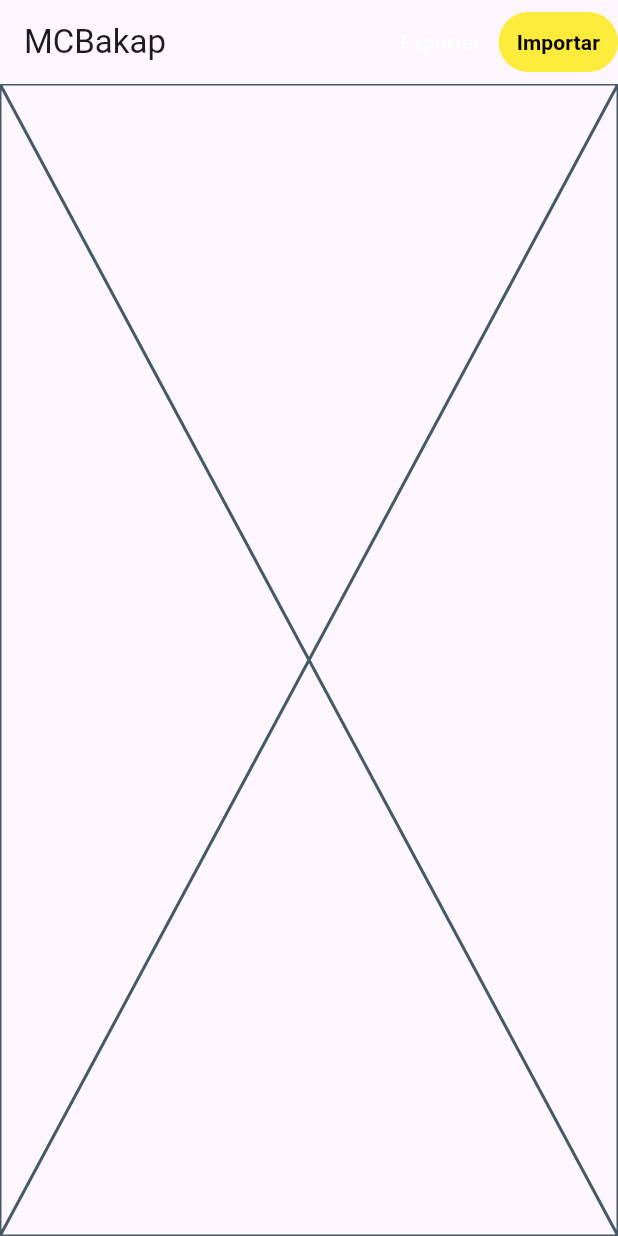
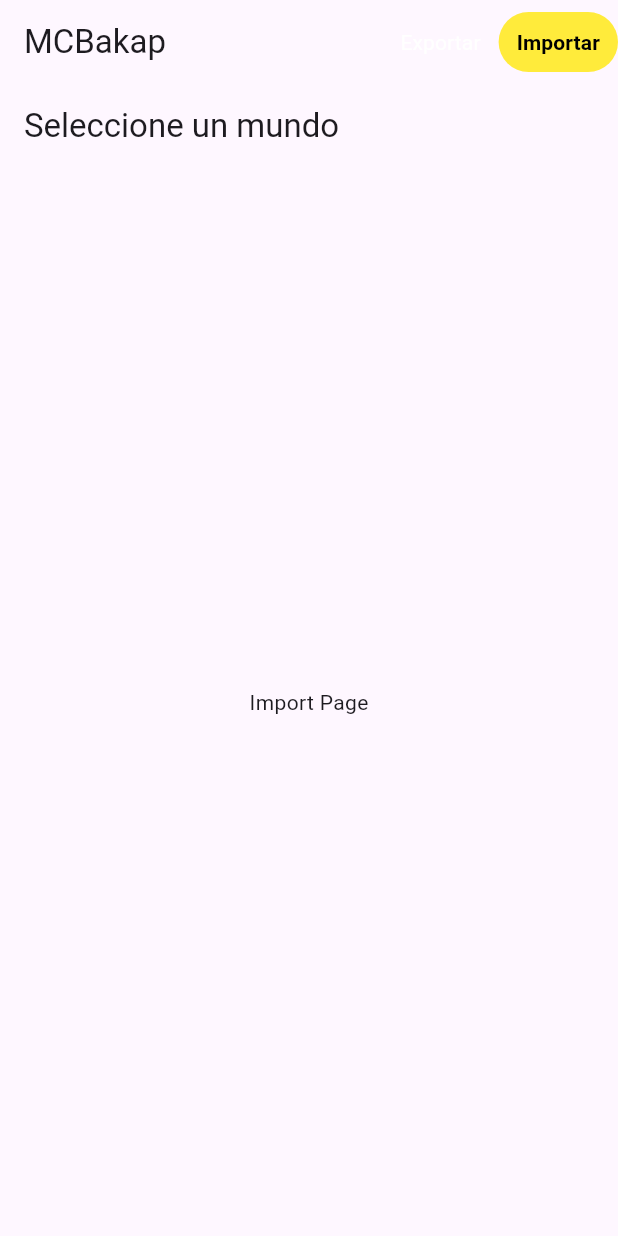
Before and after one commit to xderrisk/mcbakap, a Flutter app: the screen it shows after launch, after a tap on "Importar", on a phone screen of 412 x 824 dp. Run offline on Flutter 3.47's test engine with Material 3 defaults, Android fonts, the light colour scheme and no system bars; our stand-ins replace permission_handler.

Commit message:
permission handler and path provider

```diff
--- a/lib/pages/export.dart
+++ b/lib/pages/export.dart
@@ -1,4 +1,7 @@
+import 'dart:io';
 import 'package:flutter/material.dart';
+import 'package:mcbakap/utils/permission.dart';
+import 'package:path_provider/path_provider.dart';
 
 class ExportPage extends StatefulWidget {
   const ExportPage({super.key});
@@ -8,8 +11,97 @@ class ExportPage extends StatefulWidget {
 }
 
 class _ExportPageState extends State<ExportPage> {
+  final PermissionService _permissionService = PermissionService();
+  List<FileSystemEntity> _files = [];
+  bool _hasPermission = false;
+  bool _isLoading = true;
+
+  @override
+  void initState() {
+    super.initState();
+    _checkPermission();
+  }
+
+  Future<void> _checkPermission() async {
+    final hasPermission = await _permissionService.checkPermission();
+    if (hasPermission) {
+      await _loadFiles();
+    }
+    setState(() {
+      _hasPermission = hasPermission;
+      _isLoading = false;
+    });
+  }
+
+  Future<void> _requestPermission() async {
+    final hasPermission = await _permissionService.requestPermission();
+    if (hasPermission) {
+      await _loadFiles();
+    }
+    setState(() {
+      _hasPermission = hasPermission;
+    });
+  }
+
+  Future<void> _loadFiles() async {
+    try {
+      Directory directory;
+      if (Platform.isAndroid) {
+        directory = Directory('/storage/emulated/0/Android/data/com.mojang.minecraftpe/files/games/com.mojang/minecraftWorlds'); // Ruta de ejemplo en Android
+      } else if (Platform.isLinux) {
+        directory = Directory('${Platform.environment['HOME']}/.minecraft/saves');
+      } else {
+        directory = await getApplicationDocumentsDirectory(); // Ruta de ejemplo en otros sistemas
+      }
+      setState(() {
+        _files = directory.listSync();
+      });
+    } catch (e) {
+      setState(() {
+        _files = [];
+      });
+    }
+  }
+
   @override
   Widget build(BuildContext context) {
-    return const Placeholder();
+    return Scaffold(
+      appBar: AppBar(
+        title: const Text('Cree una copia de sus mundos'),
+      ),
+      body: _isLoading
+          ? const Center(child: CircularProgressIndicator())
+          : _hasPermission
+              ? _files.isNotEmpty
+                  ? ListView.builder(
+                      itemCount: _files.length,
+                      itemBuilder: (context, index) {
+                        final file = _files[index];
+                        final imagePath = Platform.isAndroid
+                            ? '${file.path}/world_icon.jpeg'
+                            : '${file.path}/icon.png';
+                        return ListTile(
+                          leading: Image.file(File(imagePath), errorBuilder: (context, error, stackTrace) {
+                            return const Icon(Icons.image_not_supported);
+                          }),
+                          title: Text(file.path.split('/').last),
+                        );
+                      },
+                    )
+                  : const Center(child: Text('No se encontraron archivos.'))
+              : Center(
+                  child: Column(
+                    mainAxisAlignment: MainAxisAlignment.center,
+                    children: [
+                      const Text('Permiso de acceso a todos los archivos no otorgado.'),
+                      const SizedBox(height: 20),
+                      ElevatedButton(
+                        onPressed: _requestPermission,
+                        child: const Text('Otorgar permisos'),
+                      ),
+                    ],
+                  ),
+                ),
+    );
   }
 }
--- a/lib/pages/import.dart
+++ b/lib/pages/import.dart
@@ -1,4 +1,5 @@
 import 'package:flutter/material.dart';
+import 'package:mcbakap/utils/permission.dart';
 
 class ImportPage extends StatefulWidget {
   const ImportPage({super.key});
@@ -8,8 +9,51 @@ class ImportPage extends StatefulWidget {
 }
 
 class _ImportPageState extends State<ImportPage> {
+  final PermissionService _permissionService = PermissionService();
+
+  Future<bool> _checkPermission() async {
+    return await _permissionService.checkPermission();
+  }
+
+  Future<void> _requestPermission() async {
+    await _permissionService.requestPermission();
+    setState(() {
+      // Actualizar el estado después de solicitar el permiso
+    });
+  }
+
   @override
   Widget build(BuildContext context) {
-    return const Placeholder();
+    return Scaffold(
+      appBar: AppBar(
+        title: const Text('Seleccione un mundo'),
+      ),
+      body: FutureBuilder<bool>(
+        future: _checkPermission(),
+        builder: (context, snapshot) {
+          if (snapshot.connectionState == ConnectionState.waiting) {
+            return const Center(child: CircularProgressIndicator());
+          } else if (snapshot.hasError) {
+            return const Center(child: Text('Error al verificar permisos'));
+          } else if (snapshot.data == true) {
+            return const Center(child: Text('Import Page'));
+          } else {
+            return Center(
+              child: Column(
+                mainAxisAlignment: MainAxisAlignment.center,
+                children: [
+                  const Text('Permiso de acceso a todos los archivos no otorgado.'),
+                  const SizedBox(height: 20),
+                  ElevatedButton(
+                    onPressed: _requestPermission,
+                    child: const Text('Otorgar permisos'),
+                  ),
+                ],
+              ),
+            );
+          }
+        },
+      ),
+    );
   }
 }
--- /dev/null
+++ b/lib/utils/permission.dart
@@ -0,0 +1,20 @@
+import 'package:permission_handler/permission_handler.dart';
+import 'dart:io' show Platform;
+
+class PermissionService {
+  Future<bool> checkPermission() async {
+    if (Platform.isAndroid) {
+      final status = await Permission.manageExternalStorage.status;
+      return status.isGranted;
+    }
+    return true;
+  }
+
+  Future<bool> requestPermission() async {
+    if (Platform.isAndroid) {
+      final status = await Permission.manageExternalStorage.request();
+      return status.isGranted;
+    }
+    return true;
+  }
+}
--- a/pubspec.yaml
+++ b/pubspec.yaml
@@ -9,6 +9,8 @@ environment:
 dependencies:
   flutter:
     sdk: flutter
+  permission_handler: ^11.4.0
+  path_provider: ^2.1.5
 
 dev_dependencies:
   flutter_test:
```
Also changed, not shown: pubspec.lock, 4 other files.
